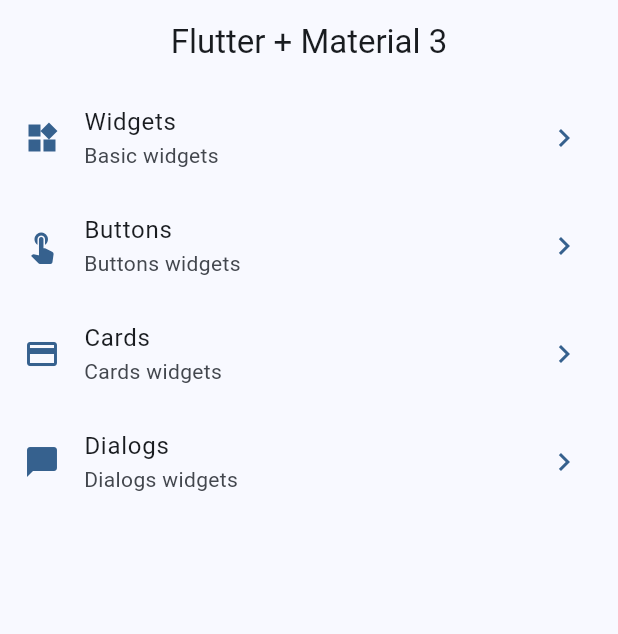
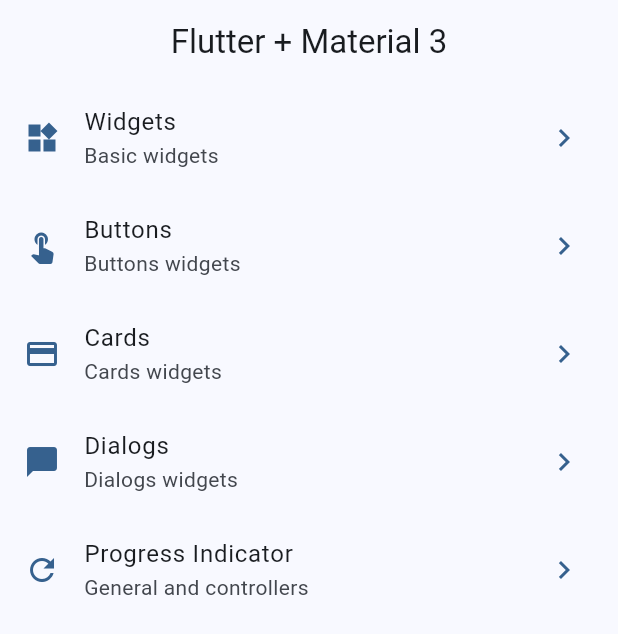
Before and after one commit to WWZ90/widgets_app, a Flutter app: the screen it shows after launch, on a phone screen of 412 x 824 dp. Shown: the top 634 px of the screen. Run offline on Flutter 3.47's test engine with Material 3 defaults, Android fonts, the phone set to English and light mode, and no system bars; our stand-ins replace go_router.

Commit message:
Adding Progress Indicators

```diff
--- a/lib/config/menu/menu_items.dart
+++ b/lib/config/menu/menu_items.dart
@@ -34,4 +34,10 @@ const appMenuItems = <MenuItem>[
     link: '/dialogs',
     icon: Icons.chat_bubble,
   ),
+  MenuItem(
+    title: 'Progress Indicator',
+    subTitle: 'General and controllers',
+    link: '/progress',
+    icon: Icons.refresh_outlined,
+  ),
 ];
--- a/lib/config/router/app_router.dart
+++ b/lib/config/router/app_router.dart
@@ -9,5 +9,6 @@ final appRouter = GoRouter(
     GoRoute(path: '/buttons', name: ButtonsScreen.name, builder: (context, state) => ButtonsScreen()),
     GoRoute(path: '/cards', name: CardsScreen.name, builder: (context, state) => CardsScreen()),
     GoRoute(path: '/dialogs', name: DialogsScreen.name, builder: (context, state) => DialogsScreen()),
+    GoRoute(path: '/progress', name: ProgressScreen.name, builder: (context, state) => ProgressScreen()),
   ],
 );
--- a/lib/presentation/screens/screens.dart
+++ b/lib/presentation/screens/screens.dart
@@ -5,7 +5,7 @@ export 'package:widgets_app/presentation/screens/cards/cards_screen.dart';
 export 'package:widgets_app/presentation/screens/dialogs/dialogs_screen.dart';
 export 'package:widgets_app/presentation/screens/home/home_screen.dart';
 export 'package:widgets_app/presentation/screens/infinite_scroll/infinite_scroll_screen.dart';
-export 'package:widgets_app/presentation/screens/progress/progress_screee.dart';
+export 'package:widgets_app/presentation/screens/progress/progress_screen.dart';
 export 'package:widgets_app/presentation/screens/snackbar/snackbar_screen.dart';
 export 'package:widgets_app/presentation/screens/ui_controls/ui_controls_screen.dart';
 export 'package:widgets_app/presentation/screens/widgets/widgets_screen.dart';
```
Also changed, not shown: lib/presentation/screens/progress/progress_screee.dart (deleted, +0 -11 lines), lib/presentation/screens/progress/progress_screen.dart (added, +66 -0 lines).
